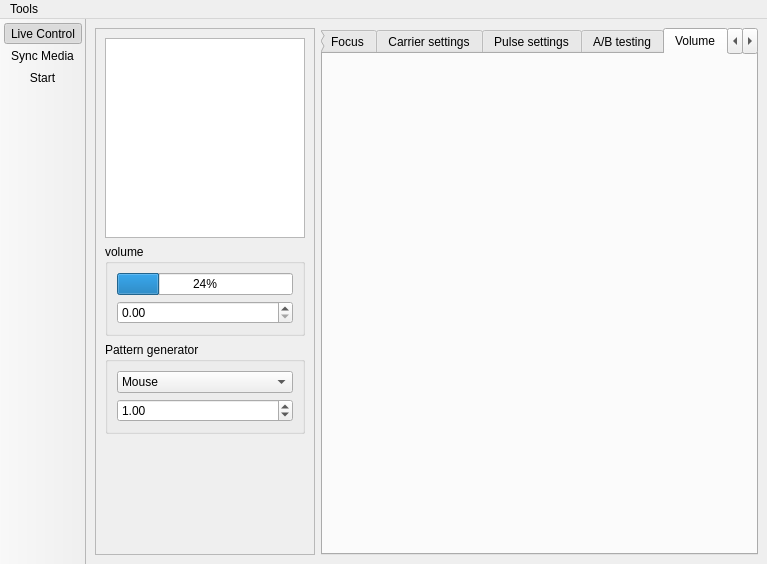
Before: the Qt Designer form designer/mainwindow.ui in diglet48/restim, drawn with Qt 5.
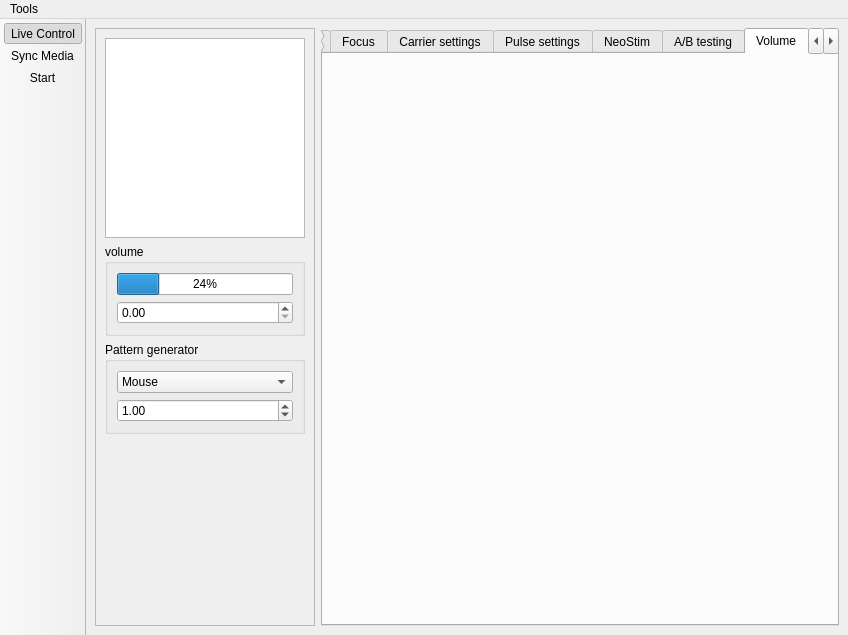
After: the same form once the commit is applied. The open tabs and pages were chosen to show the change. Icons and pictures are not drawn. Custom widgets are drawn as their Qt base class.

Commit message: Add support for NeoDK/NeoStim devices in three-phase.

Diff of the .ui file:
```diff
--- a/designer/mainwindow.ui
+++ b/designer/mainwindow.ui
@@ -6,8 +6,8 @@
    <rect>
     <x>0</x>
     <y>0</y>
-    <width>767</width>
-    <height>564</height>
+    <width>848</width>
+    <height>635</height>
    </rect>
   </property>
   <property name="windowTitle">
@@ -209,6 +209,11 @@
             <string>Pulse settings</string>
            </attribute>
           </widget>
+          <widget class="NeoStimSettingsWidget" name="tab_neostim">
+           <attribute name="title">
+            <string>NeoStim</string>
+           </attribute>
+          </widget>
           <widget class="ABTestWidget" name="tab_a_b_testing">
            <attribute name="title">
             <string>A/B testing</string>
@@ -290,7 +295,7 @@
     <rect>
      <x>0</x>
      <y>0</y>
-     <width>767</width>
+     <width>848</width>
      <height>21</height>
     </rect>
    </property>
@@ -483,6 +488,12 @@
    <header>qt_ui/ab_test_widget.h</header>
    <container>1</container>
   </customwidget>
+  <customwidget>
+   <class>NeoStimSettingsWidget</class>
+   <extends>QWidget</extends>
+   <header>qt_ui/neostim_settings_widget.h</header>
+   <container>1</container>
+  </customwidget>
  </customwidgets>
  <resources>
   <include location="../resources/restim.qrc"/>
```
Left out of the diff: 6 changed lines with no effect on the pictures. The commit also changes 39 other files.
